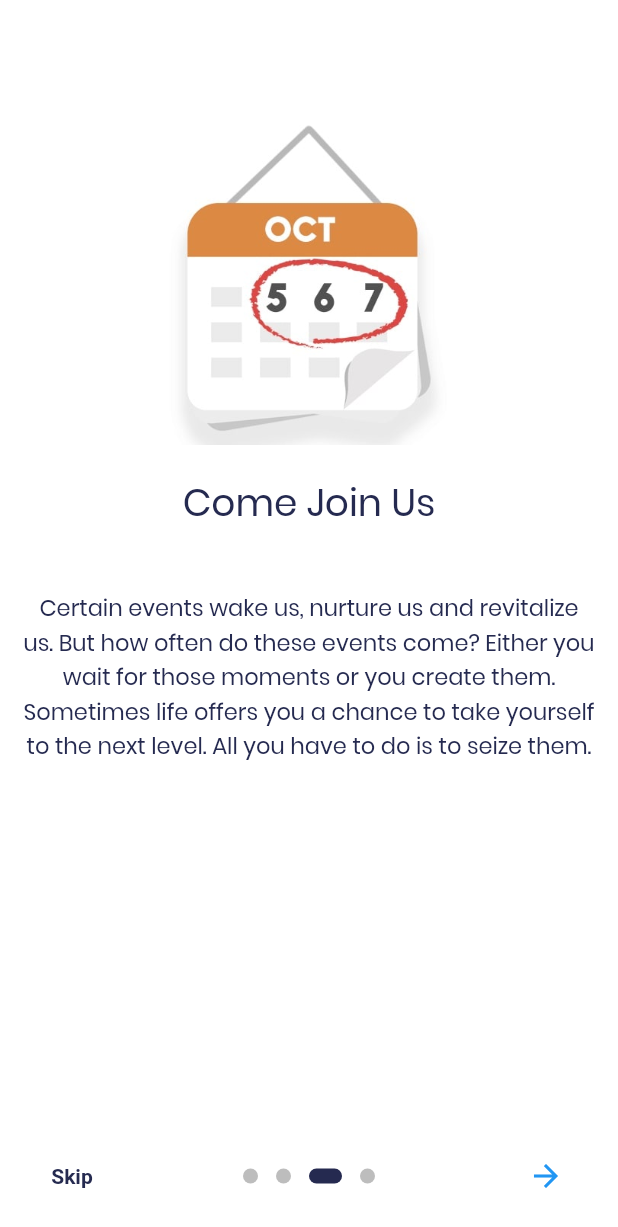
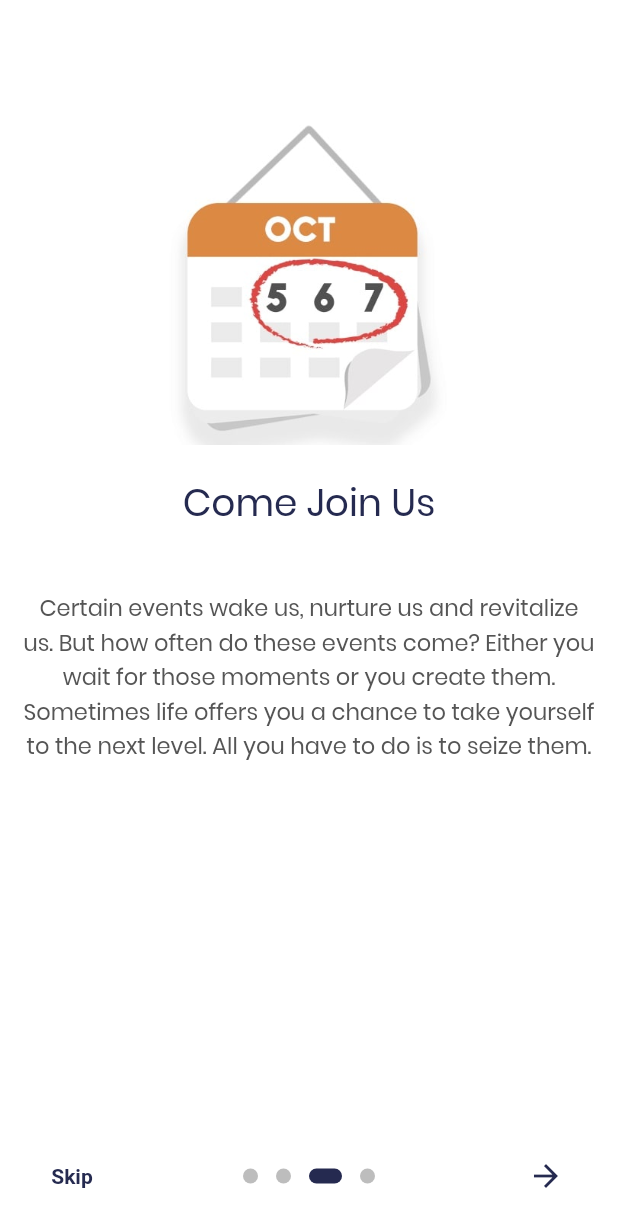
Before and after one commit to Excel-MEC/Excel-App-2020, a Flutter app: the screen it shows after launch, swiped to page 3, on a phone screen of 412 x 824 dp. Shown: the top 1227 px of the screen. Run offline on Flutter 3.47's test engine with Material 2 defaults, Android fonts, the phone set to English and light mode, and no system bars; drawn by our look-alikes of introduction_screen; our stand-ins replace cached_network_image, carousel_slider, flutter_spinkit, font_awesome_flutter, google_sign_in, hive and 2 more; missing offline and left inert: searchable_dropdown, social_share; accounts and stored records are empty.

Commit message:
Excel logo made white

```diff
--- a/lib/UI/Components/Navigation/customNavigation.dart
+++ b/lib/UI/Components/Navigation/customNavigation.dart
@@ -115,6 +115,7 @@ Widget _buildFab(BuildContext context, bottonNavHidden) {
         child: Image.asset(
           'assets/excel logo.png',
           height: 37,
+          color: Colors.white,
         ),
         elevation: 2.0,
       ),
--- a/lib/UI/Screens/LandingPage/Widgets/pages.dart
+++ b/lib/UI/Screens/LandingPage/Widgets/pages.dart
@@ -8,7 +8,7 @@ Widget introPage() {
       Text(
         'Welcome',
         style: TextStyle(
-            fontSize: 20, color: primaryColor, fontFamily: pfontFamily),
+            fontSize: 20, color: Color(0xff555555), fontFamily: pfontFamily),
       ),
       SizedBox(height: 40),
       Hero(
@@ -30,7 +30,7 @@ Widget introPage() {
         child: Text(
           "Excel is the annual techno-managerial fest of Govt. Model Engineering College. It is the nations second and south India's first ever of its kind !",
           style: TextStyle(
-              fontSize: 15, color: primaryColor, fontFamily: pfontFamily),
+              fontSize: 15, color: lightTextColor, fontFamily: pfontFamily),
         ),
       ),
     ],
@@ -62,7 +62,7 @@ Widget page(title, desc, img, context) {
             desc,
             textAlign: TextAlign.center,
             style: TextStyle(
-                fontSize: 15, color: primaryColor, fontFamily: pfontFamily),
+                fontSize: 15, color: lightTextColor, fontFamily: pfontFamily),
           ),
         ),
       ],
@@ -90,14 +90,14 @@ Widget lastPage(context) {
         Text(
           "Inspire | Innovate | Engineer",
           style: TextStyle(
-              fontSize: 17, color: primaryColor, fontFamily: pfontFamily),
+              fontSize: 17, color: lightTextColor, fontFamily: pfontFamily),
         ),
         SizedBox(height: 30),
         Text(
           "We are as exited as you are !\n Get on the hype train & experience the fest of the year.",
           textAlign: TextAlign.center,
           style: TextStyle(
-              fontSize: 15, color: primaryColor, fontFamily: pfontFamily),
+              fontSize: 15, color: lightTextColor, fontFamily: pfontFamily),
         ),
         SizedBox(height: 50),
         RaisedButton(
--- a/lib/UI/Screens/LandingPage/landingPage.dart
+++ b/lib/UI/Screens/LandingPage/landingPage.dart
@@ -56,7 +56,7 @@ class _LandingPageState extends State<LandingPage> {
       nextFlex: 0,
       skip: Text('Skip',
           style: TextStyle(fontWeight: FontWeight.w600, color: primaryColor)),
-      next: Icon(Icons.arrow_forward),
+      next: Icon(Icons.arrow_forward, color: primaryColor),
       done: Text(''),
       dotsDecorator: DotsDecorator(
         activeColor: primaryColor,
--- a/lib/UI/Screens/ProfilePage/Widgets/qr_code.dart
+++ b/lib/UI/Screens/ProfilePage/Widgets/qr_code.dart
@@ -71,7 +71,7 @@ qrDialog(BuildContext context, String qrUrl) {
         child: Center(
           child: CachedNetworkImage(
             imageUrl: qrUrl,
-            height: MediaQuery.of(context).size.height / 3.2,
+            height: MediaQuery.of(context).size.width * .95,
             placeholder: (context, str) =>
                 Center(child: CircularProgressIndicator()),
           ),
--- a/lib/UI/constants.dart
+++ b/lib/UI/constants.dart
@@ -1,6 +1,7 @@
 import 'package:flutter/material.dart';
 
 const Color primaryColor = Color(0xff252a50);
+const Color lightTextColor = Color(0xff555555);
 
 const String pfontFamily = "poppins";
 const String sfontFamily = "quicksand";
```
Also changed, not shown: lib/UI/Screens/ProfilePage/Widgets/update_profile.dart (+7 -8 lines), lib/UI/Screens/ProfilePage/profile_page.dart (+12 -4 lines).
